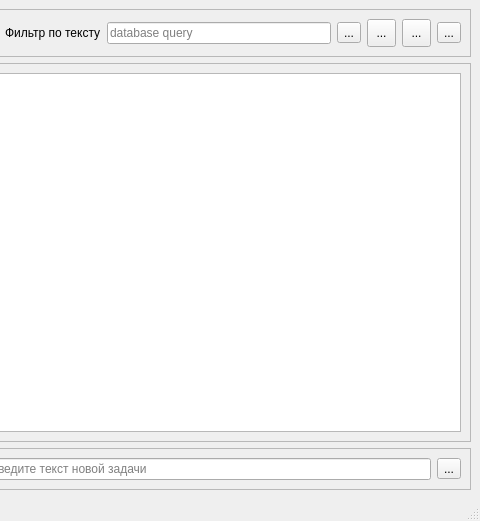
wterkin/tasks_board, file ui/mainwindow.ui: the form before one commit; both pictures show x 506 to 986 and y 0 to 521 of the 986 by 521 pixel window.
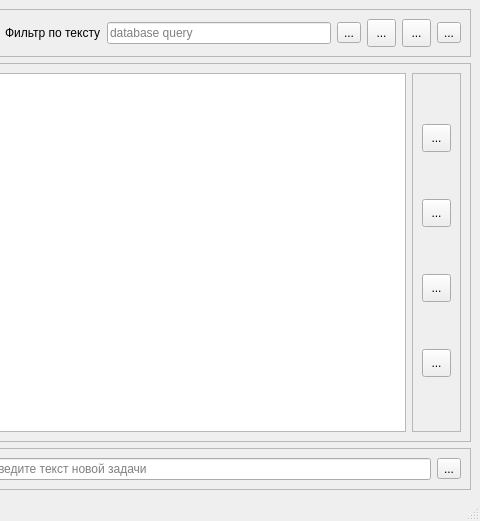
The form after the commit. Icons and pictures are not drawn.

Patch:
```diff
--- a/ui/mainwindow.ui
+++ b/ui/mainwindow.ui
@@ -26,7 +26,7 @@
    <string>MainWindow</string>
   </property>
   <widget class="QWidget" name="centralwidget">
-   <layout class="QVBoxLayout" name="verticalLayout_2">
+   <layout class="QVBoxLayout" name="verticalLayout_3">
     <item>
      <widget class="QFrame" name="frame">
       <property name="minimumSize">
@@ -229,7 +229,118 @@
         </widget>
        </item>
        <item>
-        <widget class="QTableWidget" name="tableWidget_Tasks"/>
+        <widget class="QTableView" name="tableView_Main">
+         <attribute name="horizontalHeaderCascadingSectionResizes">
+          <bool>false</bool>
+         </attribute>
+         <attribute name="horizontalHeaderShowSortIndicator" stdset="0">
+          <bool>true</bool>
+         </attribute>
+        </widget>
+       </item>
+       <item>
+        <widget class="QFrame" name="frame_3">
+         <property name="frameShape">
+          <enum>QFrame::StyledPanel</enum>
+         </property>
+         <property name="frameShadow">
+          <enum>QFrame::Sunken</enum>
+         </property>
+         <layout class="QVBoxLayout" name="verticalLayout_2">
+          <item>
+           <widget class="QToolButton" name="toolButton_NavTop">
+            <property name="minimumSize">
+             <size>
+              <width>29</width>
+              <height>28</height>
+             </size>
+            </property>
+            <property name="text">
+             <string>...</string>
+            </property>
+            <property name="icon">
+             <iconset>
+              <normaloff>go-top.png</normaloff>go-top.png</iconset>
+            </property>
+            <property name="iconSize">
+             <size>
+              <width>22</width>
+              <height>22</height>
+             </size>
+            </property>
+           </widget>
+          </item>
+          <item>
+           <widget class="QToolButton" name="toolButton_NavUp">
+            <property name="minimumSize">
+             <size>
+              <width>29</width>
+              <height>28</height>
+             </size>
+            </property>
+            <property name="text">
+             <string>...</string>
+            </property>
+            <property name="icon">
+             <iconset>
+              <normaloff>go-up.png</normaloff>go-up.png</iconset>
+            </property>
+            <property name="iconSize">
+             <size>
+              <width>22</width>
+              <height>22</height>
+             </size>
+            </property>
+           </widget>
+          </item>
+          <item>
+           <widget class="QToolButton" name="toolButton_NavDown">
+            <property name="minimumSize">
+             <size>
+              <width>29</width>
+              <height>28</height>
+             </size>
+            </property>
+            <property name="text">
+             <string>...</string>
+            </property>
+            <property name="icon">
+             <iconset>
+              <normaloff>go-down.png</normaloff>go-down.png</iconset>
+            </property>
+            <property name="iconSize">
+             <size>
+              <width>22</width>
+              <height>22</height>
+             </size>
+            </property>
+           </widget>
+          </item>
+          <item>
+           <widget class="QToolButton" name="toolButton_NavBottom">
+            <property name="minimumSize">
+             <size>
+              <width>29</width>
+              <height>28</height>
+             </size>
+            </property>
+            <property name="text">
+             <string>...</string>
+            </property>
+            <property name="icon">
+             <iconset>
+              <normaloff>go-bottom.png</normaloff>go-bottom.png</iconset>
+            </property>
+            <property name="iconSize">
+             <size>
+              <width>22</width>
+              <height>22</height>
+             </size>
+            </property>
+           </widget>
+          </item>
+         </layout>
+        </widget>
        </item>
       </layout>
      </widget>
```
Left out of the diff: 42 changed lines with no effect on the pictures.
